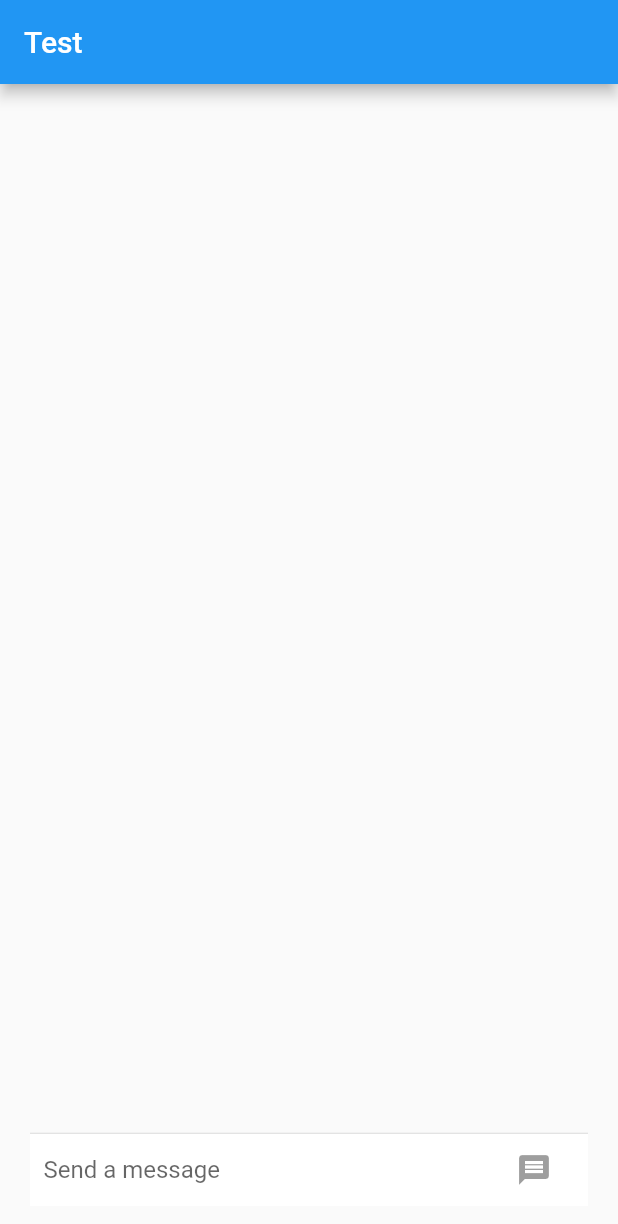
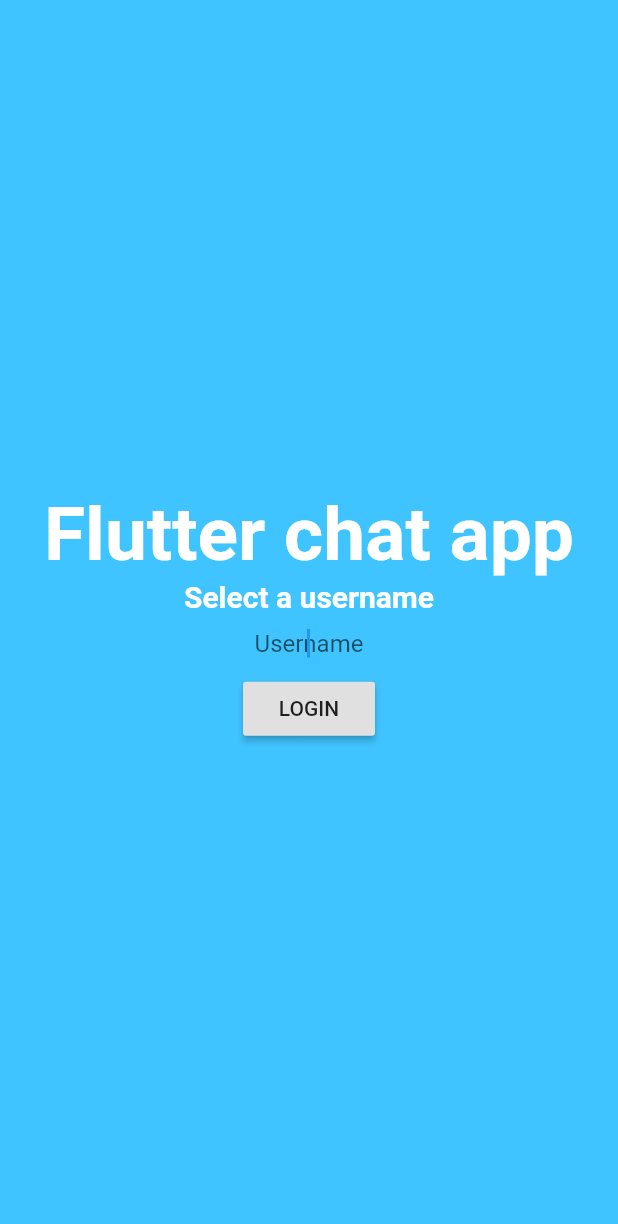
Before and after one commit to rickfo97/Flutter-chat, a Flutter app: the screen it shows after launch, on a phone screen of 412 x 824 dp. Shown: the top 1224 px of the screen. Run offline on Flutter 3.47's test engine with Material 2 defaults, Android fonts, the phone set to English and light mode, and no system bars; accounts and stored records are empty; network calls fail.

Commit message:
Username

```diff
--- a/lib/main.dart
+++ b/lib/main.dart
@@ -1,7 +1,7 @@
 import 'package:flutter/foundation.dart';
 import 'package:flutter/material.dart';
 import 'utils/server_connection.dart';
-import 'pages/channel.dart';
+import 'package:flutter_chat/pages/login.dart';
 import 'package:flutter_chat/utils/channel.dart';
 import 'package:flutter_chat/utils/channel_manager.dart';
 
@@ -21,7 +21,7 @@ class MyApp extends StatelessWidget {
 
     return new MaterialApp(
       title: title,
-      home: new ChannelPage(channel: channel),
+      home: new LoginPage(),
     );
   }
 }
--- a/lib/pages/channel.dart
+++ b/lib/pages/channel.dart
@@ -5,6 +5,7 @@ import 'package:flutter_chat/utils/server_connection.dart';
 import 'package:flutter_chat/utils/message.dart';
 import 'dart:convert';
 import 'dart:math';
+import 'dart:async';
 import 'package:flutter_chat/utils/user.dart';
 import 'package:flutter_chat/utils/channel_manager.dart';
 import 'package:flutter_chat/events/message_event.dart';
@@ -21,19 +22,13 @@ class ChannelPage extends StatefulWidget {
 class ChannelState extends State<ChannelPage> {
   TextEditingController _controller = new TextEditingController();
   bool _isWriting = false;
-  User currentUser;
+  final String hintText = "Send a message";
+  StreamSubscription _subscription;
 
   void initState() {
+    _subscription = widget.channel.newMessage.listen((m) => setState(() => _isWriting));
+
     super.initState();
-    currentUser = new User(new Random().nextInt(10000000).toString(),
-        new Random().nextInt(532151).toString());
-
-    Connection.getChannel().stream.listen((jsonString) {
-      Map message = json.decode(jsonString);
-      var event = new MessageEvent.fromJson(message);
-      ChannelManager.newMessage(event);
-      setState(() => currentUser);
-    });
   }
 
   Widget build(BuildContext context) {
@@ -47,7 +42,9 @@ class ChannelState extends State<ChannelPage> {
           crossAxisAlignment: CrossAxisAlignment.start,
           children: <Widget>[
             new Flexible(
+                // TODO: Switch to animatedList or scrollview?
                 child: new ListView.builder(
+              // Want it to take up as much space as possible
               shrinkWrap: false,
               itemBuilder: (BuildContext context, int index) =>
                   _makeElement(index),
@@ -84,7 +81,7 @@ class ChannelState extends State<ChannelPage> {
                   },
                   onSubmitted: _submitMsg,
                   decoration: new InputDecoration.collapsed(
-                    hintText: "Send a message",
+                    hintText: hintText,
                     //enabled: Connection.getChannel().closeReason == null
                   ),
                 ),
@@ -112,44 +109,64 @@ class ChannelState extends State<ChannelPage> {
     );
   }
 
+  /*
+  *   make each element of the listview based on the channel messages list
+  *   TODO: Style if message is being sent or failed to deliver
+   */
   Widget _makeElement(int index) {
     if (index >= widget.channel.messageHistory.length) return null;
 
     Message msg = widget.channel.messageHistory[index];
-    bool sender = msg.user.guid == currentUser.guid;
+
+    bool previousSender = false;
+    if(index < widget.channel.messageHistory.length){
+      Message previousMsg = widget.channel.messageHistory[index + 1];
+      previousSender = msg.user.guid == previousMsg.user.guid;
+    }
+
+    bool sender = msg.user.guid == UserManager.getUser().guid;
 
     TextAlign msgAlign = sender ? TextAlign.right : TextAlign.left;
 
     return Container(
         padding: EdgeInsets.all(10.0),
-        margin: new EdgeInsets.all(4.0),
+        margin: previousSender ? null : new EdgeInsets.all(4.0),
         decoration: new BoxDecoration(
           color: sender
               ? Theme.of(context).primaryColor
               : Theme.of(context).splashColor,
-          borderRadius: new BorderRadius.all(new Radius.elliptical(120.0, 120.0)),
+          borderRadius:
+              new BorderRadius.all(new Radius.elliptical(120.0, 120.0)),
         ),
         child: new Column(
-          crossAxisAlignment: sender ? CrossAxisAlignment.end : CrossAxisAlignment.start,
-          children: <Widget>[
-            Text(
-              msg.user.username,
-              textAlign: msgAlign,
-              style: Theme.of(context).textTheme.subhead,
-            ),
-            Text(
-              msg.message,
-              textAlign: msgAlign,
-            )
-          ],
-        ) );
+          crossAxisAlignment:
+              sender ? CrossAxisAlignment.end : CrossAxisAlignment.start,
+          children:
+            _buildMessage(msg, msgAlign, previousSender),
+        ));
   }
 
+  List<Widget> _buildMessage(Message msg, TextAlign align, bool previous){
+    List<Widget> messageWidget = new List();
+    if(previous)
+      messageWidget.add(Text(
+        msg.user.username,
+        textAlign: align,
+        style: Theme.of(context).textTheme.subhead,
+      ));
+    messageWidget.add(Text(
+      msg.message,
+      textAlign: align,
+    ));
+    return messageWidget;
+  }
+
+  //  Send a new message to server and add it to message history
   void _submitMsg(String txt) {
     MessageEvent messageEvent;
     if (_controller.text.isNotEmpty) {
-      messageEvent = new MessageEvent(
-          widget.channel.guid, new Message(_controller.text, currentUser));
+      messageEvent = new MessageEvent(widget.channel.guid,
+          new Message(_controller.text, UserManager.getUser()));
       Connection.getChannel().sink.add(json.encode(messageEvent));
       _controller.text = '';
     }
@@ -159,9 +176,9 @@ class ChannelState extends State<ChannelPage> {
       widget.channel.addMessage(messageEvent);
     });
   }
-
   @override
   void dispose() {
+    _subscription.cancel();
     super.dispose();
   }
 }
--- /dev/null
+++ b/lib/pages/login.dart
@@ -0,0 +1,64 @@
+import 'package:flutter/material.dart';
+import 'package:flutter_chat/utils/user.dart';
+import 'package:flutter_chat/utils/channel_manager.dart';
+import 'package:flutter_chat/pages/channel.dart';
+import 'dart:math';
+
+class LoginPage extends StatelessWidget {
+  final _hintText = "Username";
+  TextEditingController _controller = new TextEditingController();
+  BuildContext _context;
+
+  Widget build(BuildContext context) {
+    _context = context;
+    return new Material(
+      color: Colors.lightBlueAccent,
+      child: new InkWell(
+        child: new Column(
+          mainAxisAlignment: MainAxisAlignment.center,
+          children: <Widget>[
+            new Text(
+              "Flutter chat app",
+              style: new TextStyle(
+                  color: Colors.white,
+                  fontSize: 50.0,
+                  fontWeight: FontWeight.bold),
+            ),
+            new Text(
+              "Select a username",
+              style: new TextStyle(
+                  color: Colors.white,
+                  fontSize: 20.0,
+                  fontWeight: FontWeight.bold),
+            ),
+            new Container(
+              margin: const EdgeInsets.only(top: 10.0, bottom: 10.0),
+              child: new TextField(
+                  autocorrect: false,
+                  autofocus: true,
+                  controller: _controller,
+                  textAlign: TextAlign.center,
+                  onSubmitted: _gotoChat,
+                  decoration: new InputDecoration.collapsed(hintText: _hintText)),
+            ),
+            new RaisedButton(
+              onPressed: _gotoChat,
+              child: new Text(
+                "LOGIN",
+              ),
+            )
+          ],
+        ),
+      ),
+    );
+  }
+
+  void _gotoChat([name]) {
+    User user =
+        new User(new Random().nextInt(9999999).toString(), _controller.text);
+    UserManager.setUser(user);
+    Navigator.of(_context).push(new MaterialPageRoute(
+        builder: (BuildContext context) =>
+            new ChannelPage(channel: ChannelManager.getChannel(0))));
+  }
+}
--- a/lib/utils/channel.dart
+++ b/lib/utils/channel.dart
@@ -1,12 +1,20 @@
 import 'package:flutter_chat/utils/message.dart';
 import 'package:flutter_chat/utils/user.dart';
 import 'package:flutter_chat/events/message_event.dart';
+import 'dart:async';
 
 class Channel{
   String guid;
 
   List<Message> messageHistory = new List<Message>();
   List<User> users;
+  StreamController<String> _controller;
+
+  Channel(){
+    _controller = new StreamController.broadcast();
+  }
+
+  Stream get newMessage => _controller.stream;
 
   bool loadChannel(){
     if(guid.length == 0)
--- a/lib/utils/server_connection.dart
+++ b/lib/utils/server_connection.dart
@@ -7,7 +7,6 @@ class Connection{
 
   Connection(String url){
     _channel = new IOWebSocketChannel.connect(url);
-    _channel.stream.asBroadcastStream();
 
     Connection.singleton = this;
   }
```
Also changed, not shown: lib/utils/channel_manager.dart (+10 -0 lines).
